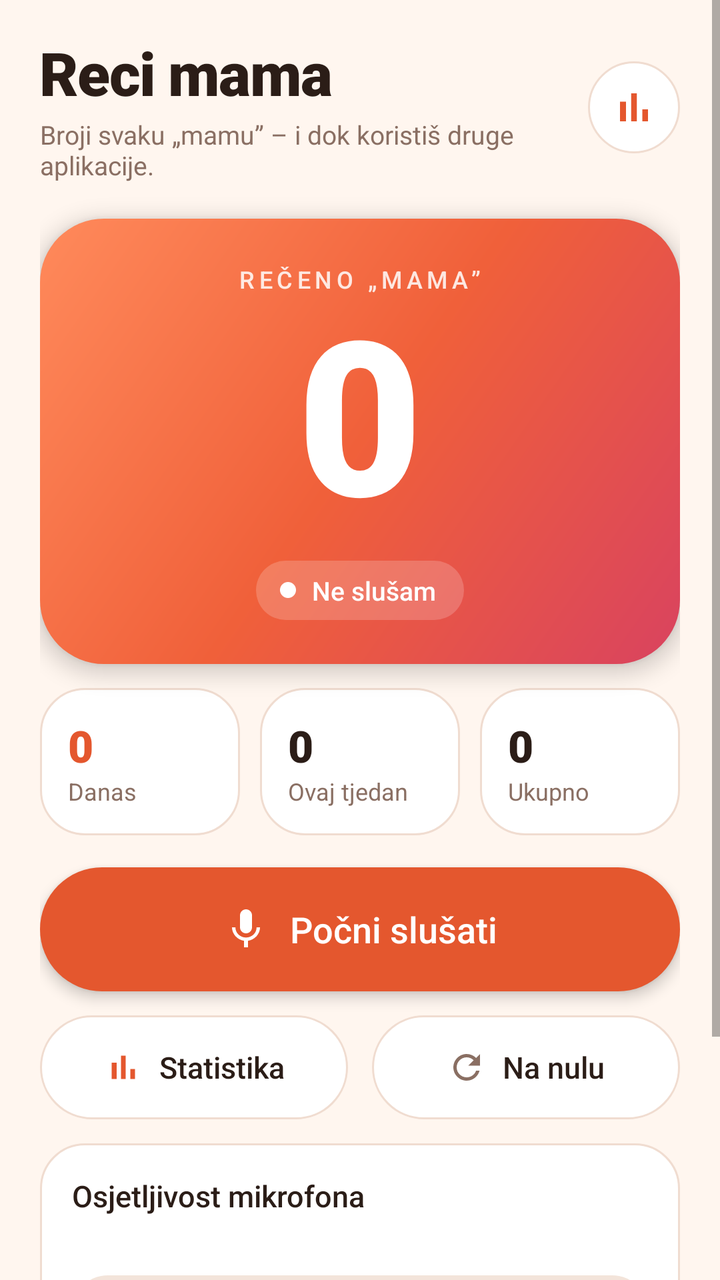
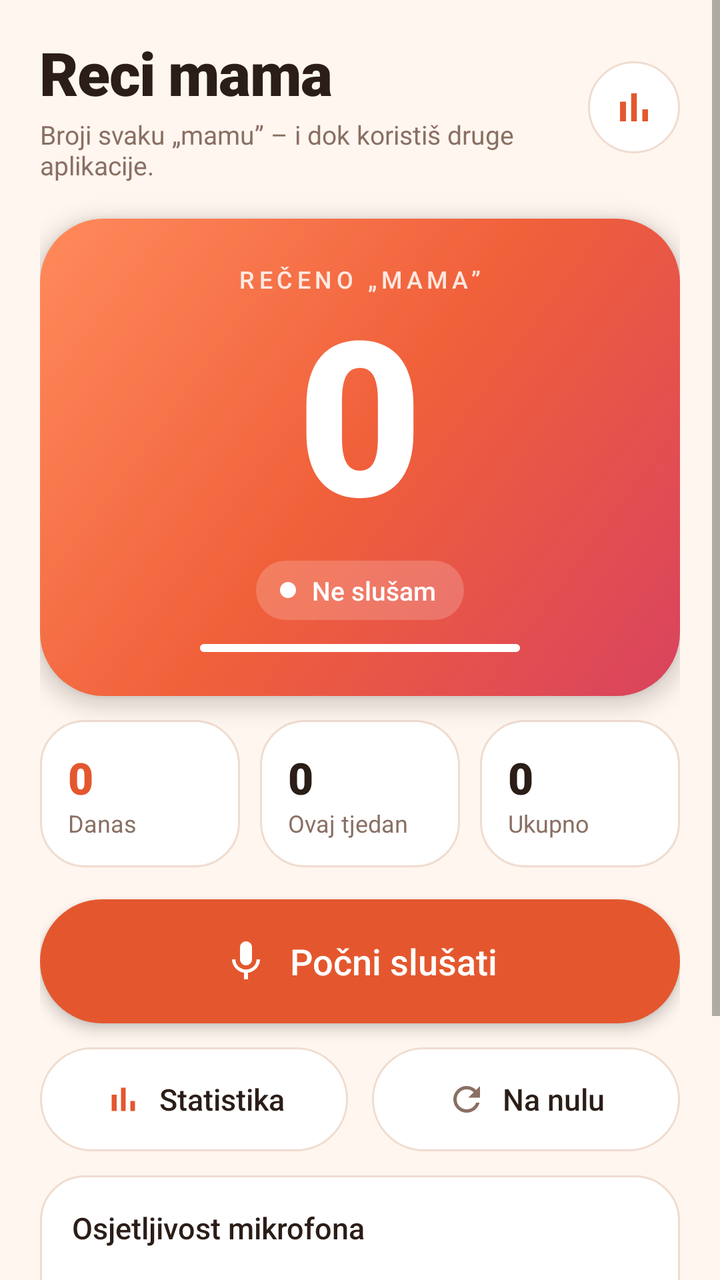

An Android layout rendered at two revisions. The XML below is the earlier revision; the diff shows what the commit changed to produce the second picture.
<!-- AndroidManifest.xml: application theme AppTheme -->
<!-- res/layout/activity_main.xml -->
<?xml version="1.0" encoding="utf-8"?>
<ScrollView xmlns:android="http://schemas.android.com/apk/res/android"
    android:layout_width="match_parent"
    android:layout_height="match_parent"
    android:background="@color/bg"
    android:fillViewport="true">

    <LinearLayout
        android:layout_width="match_parent"
        android:layout_height="wrap_content"
        android:orientation="vertical"
        android:paddingStart="20dp"
        android:paddingTop="16dp"
        android:paddingEnd="20dp"
        android:paddingBottom="20dp">

        
        <LinearLayout
            android:layout_width="match_parent"
            android:layout_height="wrap_content"
            android:gravity="center_vertical"
            android:orientation="horizontal">

            <LinearLayout
                android:layout_width="0dp"
                android:layout_height="wrap_content"
                android:layout_weight="1"
                android:orientation="vertical">

                <TextView
                    android:layout_width="wrap_content"
                    android:layout_height="wrap_content"
                    android:fontFamily="sans-serif-black"
                    android:letterSpacing="-0.02"
                    android:text="Reci mama"
                    android:textColor="@color/ink"
                    android:textSize="30sp" />

                <TextView
                    android:layout_width="wrap_content"
                    android:layout_height="wrap_content"
                    android:layout_marginTop="2dp"
                    android:text="Broji svaku „mamu” – i dok koristiš druge aplikacije."
                    android:textColor="@color/muted"
                    android:textSize="13sp" />
            </LinearLayout>

            <ImageButton
                android:id="@+id/stats_icon"
                android:layout_width="46dp"
                android:layout_height="46dp"
                android:layout_marginStart="12dp"
                android:background="@drawable/circle_ghost"
                android:contentDescription="Statistika"
                android:padding="11dp"
                android:scaleType="fitCenter"
                android:src="@drawable/ic_chart"
                android:tint="@color/accent" />
        </LinearLayout>

        
        <LinearLayout
            android:layout_width="match_parent"
            android:layout_height="wrap_content"
            android:layout_marginTop="18dp"
            android:background="@drawable/hero_bg"
            android:elevation="6dp"
            android:gravity="center_horizontal"
            android:orientation="vertical"
            android:paddingStart="24dp"
            android:paddingTop="22dp"
            android:paddingEnd="24dp"
            android:paddingBottom="22dp">

            <TextView
                android:layout_width="wrap_content"
                android:layout_height="wrap_content"
                android:alpha="0.85"
                android:fontFamily="sans-serif-medium"
                android:letterSpacing="0.18"
                android:text="REČENO „MAMA”"
                android:textColor="#FFFFFF"
                android:textSize="12sp" />

            <TextView
                android:id="@+id/count"
                android:layout_width="wrap_content"
                android:layout_height="wrap_content"
                android:fontFamily="sans-serif-black"
                android:includeFontPadding="false"
                android:text="0"
                android:textColor="#FFFFFF"
                android:textSize="108sp" />

            <LinearLayout
                android:layout_width="wrap_content"
                android:layout_height="wrap_content"
                android:layout_marginTop="6dp"
                android:background="@drawable/chip_bg"
                android:gravity="center_vertical"
                android:orientation="horizontal"
                android:paddingStart="12dp"
                android:paddingTop="6dp"
                android:paddingEnd="14dp"
                android:paddingBottom="6dp">

                <View
                    android:id="@+id/status_dot"
                    android:layout_width="8dp"
                    android:layout_height="8dp"
                    android:background="@drawable/dot_white" />

                <TextView
                    android:id="@+id/status"
                    android:layout_width="wrap_content"
                    android:layout_height="wrap_content"
                    android:layout_marginStart="8dp"
                    android:fontFamily="sans-serif-medium"
                    android:text="Ne slušam"
                    android:textColor="#FFFFFF"
                    android:textSize="13sp" />
            </LinearLayout>
        </LinearLayout>

        
        <LinearLayout
            android:id="@+id/mini_stats"
            android:layout_width="match_parent"
            android:layout_height="wrap_content"
            android:layout_marginTop="12dp"
            android:orientation="horizontal">

            <LinearLayout
                android:id="@+id/mini_today"
                android:layout_width="0dp"
                android:layout_height="wrap_content"
                android:layout_weight="1"
                android:background="@drawable/card_click"
                android:clickable="true"
                android:focusable="true"
                android:orientation="vertical"
                android:padding="14dp">

                <TextView
                    android:id="@+id/today_count"
                    android:layout_width="wrap_content"
                    android:layout_height="wrap_content"
                    android:fontFamily="sans-serif-black"
                    android:text="0"
                    android:textColor="@color/accent"
                    android:textSize="22sp" />

                <TextView
                    android:layout_width="wrap_content"
                    android:layout_height="wrap_content"
                    android:text="Danas"
                    android:textColor="@color/muted"
                    android:textSize="12sp" />
            </LinearLayout>

            <LinearLayout
                android:id="@+id/mini_week"
                android:layout_width="0dp"
                android:layout_height="wrap_content"
                android:layout_marginStart="10dp"
                android:layout_weight="1"
                android:background="@drawable/card_click"
                android:clickable="true"
                android:focusable="true"
                android:orientation="vertical"
                android:padding="14dp">

                <TextView
                    android:id="@+id/week_count"
                    android:layout_width="wrap_content"
                    android:layout_height="wrap_content"
                    android:fontFamily="sans-serif-black"
                    android:text="0"
                    android:textColor="@color/ink"
                    android:textSize="22sp" />

                <TextView
                    android:layout_width="wrap_content"
                    android:layout_height="wrap_content"
                    android:text="Ovaj tjedan"
                    android:textColor="@color/muted"
                    android:textSize="12sp" />
            </LinearLayout>

            <LinearLayout
                android:id="@+id/mini_total"
                android:layout_width="0dp"
                android:layout_height="wrap_content"
                android:layout_marginStart="10dp"
                android:layout_weight="1"
                android:background="@drawable/card_click"
                android:clickable="true"
                android:focusable="true"
                android:orientation="vertical"
                android:padding="14dp">

                <TextView
                    android:id="@+id/total_count"
                    android:layout_width="wrap_content"
                    android:layout_height="wrap_content"
                    android:fontFamily="sans-serif-black"
                    android:text="0"
                    android:textColor="@color/ink"
                    android:textSize="22sp" />

                <TextView
                    android:layout_width="wrap_content"
                    android:layout_height="wrap_content"
                    android:text="Ukupno"
                    android:textColor="@color/muted"
                    android:textSize="12sp" />
            </LinearLayout>
        </LinearLayout>

        
        <LinearLayout
            android:id="@+id/toggle"
            android:layout_width="match_parent"
            android:layout_height="62dp"
            android:layout_marginTop="16dp"
            android:background="@drawable/btn_accent"
            android:clickable="true"
            android:elevation="4dp"
            android:focusable="true"
            android:gravity="center"
            android:orientation="horizontal">

            <ImageView
                android:id="@+id/toggle_icon"
                android:layout_width="24dp"
                android:layout_height="24dp"
                android:importantForAccessibility="no"
                android:src="@drawable/ic_mic" />

            <TextView
                android:id="@+id/toggle_text"
                android:layout_width="wrap_content"
                android:layout_height="wrap_content"
                android:layout_marginStart="10dp"
                android:fontFamily="sans-serif-medium"
                android:text="Počni slušati"
                android:textColor="#FFFFFF"
                android:textSize="18sp" />
        </LinearLayout>

        
        <LinearLayout
            android:layout_width="match_parent"
            android:layout_height="wrap_content"
            android:layout_marginTop="12dp"
            android:orientation="horizontal">

            <LinearLayout
                android:id="@+id/stats"
                android:layout_width="0dp"
                android:layout_height="52dp"
                android:layout_weight="1"
                android:background="@drawable/btn_ghost"
                android:clickable="true"
                android:focusable="true"
                android:gravity="center"
                android:orientation="horizontal">

                <ImageView
                    android:layout_width="20dp"
                    android:layout_height="20dp"
                    android:importantForAccessibility="no"
                    android:src="@drawable/ic_chart"
                    android:tint="@color/accent" />

                <TextView
                    android:layout_width="wrap_content"
                    android:layout_height="wrap_content"
                    android:layout_marginStart="8dp"
                    android:fontFamily="sans-serif-medium"
                    android:text="Statistika"
                    android:textColor="@color/ink"
                    android:textSize="15sp" />
            </LinearLayout>

            <LinearLayout
                android:id="@+id/reset"
                android:layout_width="0dp"
                android:layout_height="52dp"
                android:layout_marginStart="12dp"
                android:layout_weight="1"
                android:background="@drawable/btn_ghost"
                android:clickable="true"
                android:focusable="true"
                android:gravity="center"
                android:orientation="horizontal">

                <ImageView
                    android:layout_width="20dp"
                    android:layout_height="20dp"
                    android:importantForAccessibility="no"
                    android:src="@drawable/ic_reset"
                    android:tint="@color/muted" />

                <TextView
                    android:layout_width="wrap_content"
                    android:layout_height="wrap_content"
                    android:layout_marginStart="8dp"
                    android:fontFamily="sans-serif-medium"
                    android:text="Na nulu"
                    android:textColor="@color/ink"
                    android:textSize="15sp" />
            </LinearLayout>
        </LinearLayout>

        
        <LinearLayout
            android:layout_width="match_parent"
            android:layout_height="wrap_content"
            android:layout_marginTop="12dp"
            android:background="@drawable/card"
            android:orientation="vertical"
            android:padding="16dp">

            <TextView
                android:layout_width="wrap_content"
                android:layout_height="wrap_content"
                android:fontFamily="sans-serif-medium"
                android:text="Osjetljivost mikrofona"
                android:textColor="@color/ink"
                android:textSize="15sp" />

            <TextView
                android:id="@+id/sens_hint"
                android:layout_width="wrap_content"
                android:layout_height="wrap_content"
                android:layout_marginTop="2dp"
                android:text=""
                android:textColor="@color/muted"
                android:textSize="13sp" />

            <LinearLayout
                android:layout_width="match_parent"
                android:layout_height="wrap_content"
                android:layout_marginTop="10dp"
                android:background="@drawable/tab_track"
                android:orientation="horizontal"
                android:padding="4dp">

                <TextView
                    android:id="@+id/sens_0"
                    android:layout_width="0dp"
                    android:layout_height="38dp"
                    android:layout_weight="1"
                    android:fontFamily="sans-serif-medium"
                    android:gravity="center"
                    android:text="Normalna"
                    android:textColor="@color/muted"
                    android:textSize="14sp" />

                <TextView
                    android:id="@+id/sens_1"
                    android:layout_width="0dp"
                    android:layout_height="38dp"
                    android:layout_weight="1"
                    android:fontFamily="sans-serif-medium"
                    android:gravity="center"
                    android:text="Visoka"
                    android:textColor="@color/muted"
                    android:textSize="14sp" />

                <TextView
                    android:id="@+id/sens_2"
                    android:layout_width="0dp"
                    android:layout_height="38dp"
                    android:layout_weight="1"
                    android:fontFamily="sans-serif-medium"
                    android:gravity="center"
                    android:text="Najviša"
                    android:textColor="@color/muted"
                    android:textSize="14sp" />
            </LinearLayout>
        </LinearLayout>

        <Button
            android:id="@+id/battery"
            android:layout_width="match_parent"
            android:layout_height="wrap_content"
            android:layout_marginTop="16dp"
            android:background="@drawable/btn_ghost"
            android:minHeight="48dp"
            android:padding="12dp"
            android:stateListAnimator="@null"
            android:text="Dopusti rad u pozadini (isključi štednju baterije)"
            android:textAllCaps="false"
            android:textColor="@color/accent"
            android:visibility="gone" />

        <TextView
            android:layout_width="match_parent"
            android:layout_height="wrap_content"
            android:layout_marginTop="16dp"
            android:gravity="center"
            android:text="Dok sluša, u obavijestima stoji „Reci mama”. Zvuk se ne sprema i ne šalje."
            android:textColor="@color/muted"
            android:textSize="12sp" />

        <TextView
            android:id="@+id/copyright"
            android:layout_width="match_parent"
            android:layout_height="wrap_content"
            android:layout_marginTop="8dp"
            android:gravity="center"
            android:text="Copyright © Occhiblu – ivan.karin@gmail.com"
            android:textColor="@color/muted"
            android:textSize="12sp" />
    </LinearLayout>
</ScrollView>
<!-- resources referenced by this layout -->
<resources>
  <color name="accent">#E4572E</color>
  <color name="bg">#FFF6EF</color>
  <color name="ink">#2B1D17</color>
  <color name="muted">#8A6F63</color>
  <!-- drawable btn_accent (drawable) -->
  <?xml version="1.0" encoding="utf-8"?>
  <ripple xmlns:android="http://schemas.android.com/apk/res/android" android:color="#33FFFFFF">
      <item>
          <shape android:shape="rectangle">
              <solid android:color="@color/accent" />
              <corners android:radius="32dp" />
          </shape>
      </item>
  </ripple>
  <!-- drawable card (drawable) -->
  <?xml version="1.0" encoding="utf-8"?>
  <shape xmlns:android="http://schemas.android.com/apk/res/android" android:shape="rectangle">
      <solid android:color="@color/card" />
      <stroke android:width="1dp" android:color="@color/line" />
      <corners android:radius="22dp" />
  </shape>
  <!-- drawable card_click (drawable) -->
  <?xml version="1.0" encoding="utf-8"?>
  <ripple xmlns:android="http://schemas.android.com/apk/res/android" android:color="#22E4572E">
      <item android:drawable="@drawable/card" />
  </ripple>
  <!-- drawable chip_bg (drawable) -->
  <?xml version="1.0" encoding="utf-8"?>
  <shape xmlns:android="http://schemas.android.com/apk/res/android" android:shape="rectangle">
      <solid android:color="#30FFFFFF" />
      <corners android:radius="100dp" />
  </shape>
  <!-- drawable circle_ghost (drawable) -->
  <?xml version="1.0" encoding="utf-8"?>
  <ripple xmlns:android="http://schemas.android.com/apk/res/android" android:color="#22E4572E">
      <item>
          <shape android:shape="oval">
              <solid android:color="@color/card" />
              <stroke android:width="1dp" android:color="@color/line" />
          </shape>
      </item>
  </ripple>
  <!-- drawable dot_white (drawable) -->
  <?xml version="1.0" encoding="utf-8"?>
  <shape xmlns:android="http://schemas.android.com/apk/res/android" android:shape="oval">
      <solid android:color="#FFFFFFFF" />
  </shape>
  <!-- drawable hero_bg (drawable) -->
  <?xml version="1.0" encoding="utf-8"?>
  <shape xmlns:android="http://schemas.android.com/apk/res/android" android:shape="rectangle">
      <gradient android:angle="315" android:startColor="#FF8A5B" android:centerColor="#F0603A" android:endColor="#D9435F" android:type="linear" />
      <corners android:radius="32dp" />
  </shape>
  <!-- drawable ic_chart (drawable) -->
  <?xml version="1.0" encoding="utf-8"?>
  <vector xmlns:android="http://schemas.android.com/apk/res/android"
      android:width="24dp" android:height="24dp" android:viewportWidth="24" android:viewportHeight="24">
      <path android:fillColor="#FFFFFFFF" android:pathData="M5,9.2h3V19H5V9.2zM10.6,5h2.8v14h-2.8V5zM16.2,13H19v6h-2.8V13z" />
  </vector>
  <!-- drawable tab_track (drawable) -->
  <?xml version="1.0" encoding="utf-8"?>
  <shape xmlns:android="http://schemas.android.com/apk/res/android" android:shape="rectangle">
      <solid android:color="@color/track" />
      <corners android:radius="18dp" />
  </shape>
  <color name="card">#FFFFFF</color>
  <color name="line">#F0DCD0</color>
  <color name="track">#F3E4DA</color>
  <!-- unchanged entries left out for length: 4 -->
</resources>

<!-- the commit's change to res/layout/activity_main.xml (unified diff, before → after) -->
@@ -120,6 +120,20 @@
                     android:textColor="#FFFFFF"
                     android:textSize="13sp" />
             </LinearLayout>
+
+            
+            <FrameLayout
+                android:layout_width="160dp"
+                android:layout_height="4dp"
+                android:layout_marginTop="12dp"
+                android:background="@drawable/meter_track">
+
+                <View
+                    android:id="@+id/meter_fill"
+                    android:layout_width="match_parent"
+                    android:layout_height="match_parent"
+                    android:background="@drawable/meter_fill" />
+            </FrameLayout>
         </LinearLayout>
 
         
<!-- resource entries referenced after the edit -->
@@ -59,6 +59,18 @@
       android:width="24dp" android:height="24dp" android:viewportWidth="24" android:viewportHeight="24">
       <path android:fillColor="#FFFFFFFF" android:pathData="M5,9.2h3V19H5V9.2zM10.6,5h2.8v14h-2.8V5zM16.2,13H19v6h-2.8V13z" />
   </vector>
+  <!-- drawable meter_fill (drawable) -->
+  <?xml version="1.0" encoding="utf-8"?>
+  <shape xmlns:android="http://schemas.android.com/apk/res/android" android:shape="rectangle">
+      <solid android:color="#FFFFFFFF" />
+      <corners android:radius="2dp" />
+  </shape>
+  <!-- drawable meter_track (drawable) -->
+  <?xml version="1.0" encoding="utf-8"?>
+  <shape xmlns:android="http://schemas.android.com/apk/res/android" android:shape="rectangle">
+      <solid android:color="#40FFFFFF" />
+      <corners android:radius="2dp" />
+  </shape>
   <!-- drawable tab_track (drawable) -->
   <?xml version="1.0" encoding="utf-8"?>
   <shape xmlns:android="http://schemas.android.com/apk/res/android" android:shape="rectangle">
